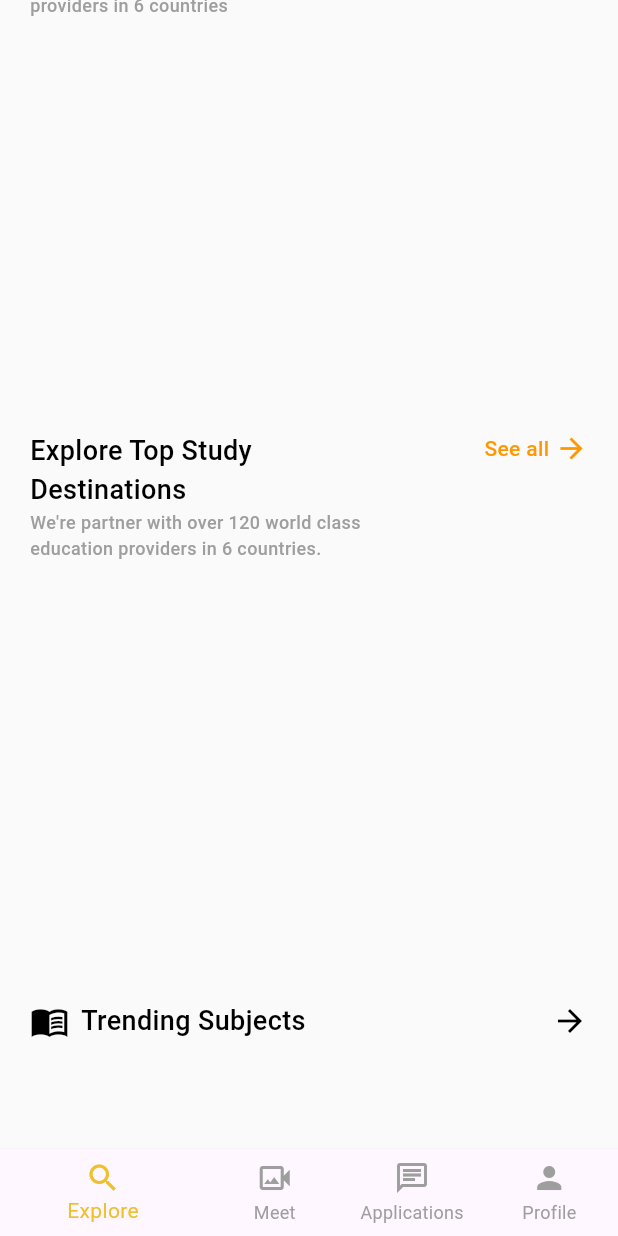
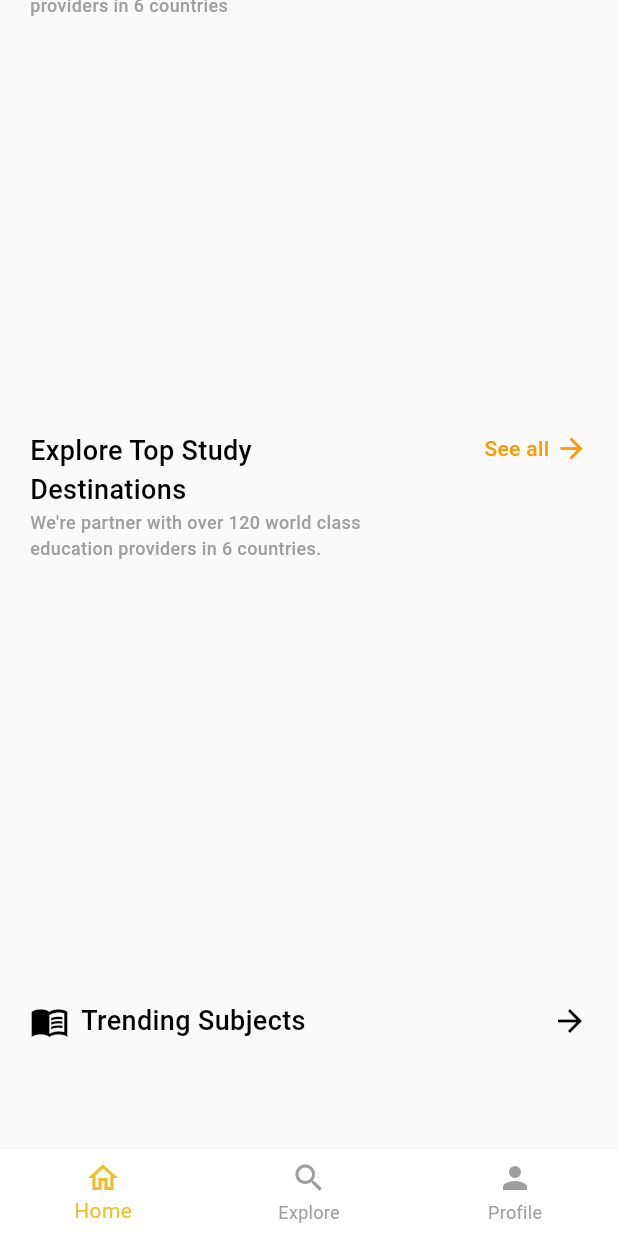
Before and after one commit to Rafid-tawhid/mecstudy, a Flutter app: the BottomMenuScreen screen opened directly, scrolled down 485 dp, on a phone screen of 412 x 824 dp. Run offline on Flutter 3.47's test engine with Material 3 defaults, Android fonts, the phone set to English and light mode, and no system bars; our stand-ins replace dropdown_search, file_picker, flutter_html, flutter_screenutil, flutter_secure_storage, fluttertoast and 2 more; missing offline and left inert: http_interceptor, mailer, oauth2_client; accounts and stored records are empty; statements that could not run were skipped.

Commit message:
wait for first version

```diff
--- a/lib/Application/StartApplication.dart
+++ b/lib/Application/StartApplication.dart
@@ -22,7 +22,7 @@ class _StartApplicationState extends State<StartApplication> {
     return Scaffold(
       appBar: AppBar(
         elevation: 0.0,
-        title: Text("Applications",
+        title: Text("Explore",
             style:  TextStyle(
                   fontWeight: FontWeight.w600,
                   fontSize: AdaptiveTextSize().getadaptiveTextSize(context, 22),
--- a/lib/BottomMenu/BottomMenuScreen.dart
+++ b/lib/BottomMenu/BottomMenuScreen.dart
@@ -19,9 +19,9 @@ class _BottomMenuScreenState extends State<BottomMenuScreen> {
 
   // Define your pages here
   final List<Widget> _pages = [
-    ExploreScreen(),
+    HomeScreen(),
     // ChatScreen(),
-    BookASections(),
+   // BookASections(),
     StartApplication(title: 'Start Application',),
     ProfileScreen(),
   ];
@@ -44,9 +44,9 @@ class _BottomMenuScreenState extends State<BottomMenuScreen> {
           items: [
             BottomNavigationBarItem(
               icon: Icon(
-                Icons.search,
+                Icons.home_outlined,
               ),
-              label: 'Explore',
+              label: 'Home',
             ),
             // BottomNavigationBarItem(
             //   icon: Icon(
@@ -54,13 +54,13 @@ class _BottomMenuScreenState extends State<BottomMenuScreen> {
             //   ),
             //   label: 'Chat',
             // ),
+            // BottomNavigationBarItem(
+            //   icon: Icon(Icons.video_camera_back_outlined),
+            //   label: 'Meet',
+            // ),
             BottomNavigationBarItem(
-              icon: Icon(Icons.video_camera_back_outlined),
-              label: 'Meet',
-            ),
-            BottomNavigationBarItem(
-              icon: Icon(Icons.chat_outlined),
-              label: 'Applications',
+              icon: Icon(Icons.search),
+              label: 'Explore',
             ),
             BottomNavigationBarItem(
               icon: Icon(Icons.person),
--- a/lib/DashboardScreen.dart
+++ b/lib/DashboardScreen.dart
@@ -18,16 +18,16 @@ import 'Widgets/courses_details_bottomsheet.dart';
 import 'university_details/university_dts_bottom_sheet.dart';
 import 'courses/see_all_course_screen.dart';
 
-class ExploreScreen extends StatefulWidget {
-  const ExploreScreen({
+class HomeScreen extends StatefulWidget {
+  const HomeScreen({
     super.key,
   });
 
   @override
-  State<ExploreScreen> createState() => _ExploreScreenState();
+  State<HomeScreen> createState() => _HomeScreenState();
 }
 
-class _ExploreScreenState extends State<ExploreScreen> {
+class _HomeScreenState extends State<HomeScreen> {
 
   List<DashboardBottomModel> items = DashboardBottomModel.sampleData();
 
--- a/lib/LoginAndSignupModule/SignupScreen.dart
+++ b/lib/LoginAndSignupModule/SignupScreen.dart
@@ -5,6 +5,7 @@ import 'package:flutter/material.dart';
 import 'package:mailer/mailer.dart';
 import 'package:mailer/smtp_server.dart';
 import 'package:mecstudygroup/Application/ExploreAllCoursesAndInstitutes.dart';
+import 'package:mecstudygroup/LoginAndSignupModule/widgets/contact_emai.dart';
 import 'package:mecstudygroup/LoginAndSignupModule/widgets/dropdown.dart';
 import 'package:mecstudygroup/LoginAndSignupModule/widgets/textfield.dart';
 import 'package:mecstudygroup/Model/CountryModel.dart';
@@ -324,6 +325,10 @@ class _SignUpScreenBottomSheet extends State<SignUpScreenBottomSheet> {
               SizedBox(
                 height: 46,
               ),
+              ContactWidget(email: 'Mecstudy7@gmail.com'),
+              SizedBox(
+                height: 100,
+              ),
             ],
           ),
         ),
```
Also changed, not shown: lib/LoginAndSignupModule/widgets/contact_emai.dart (added, +48 -0 lines).
